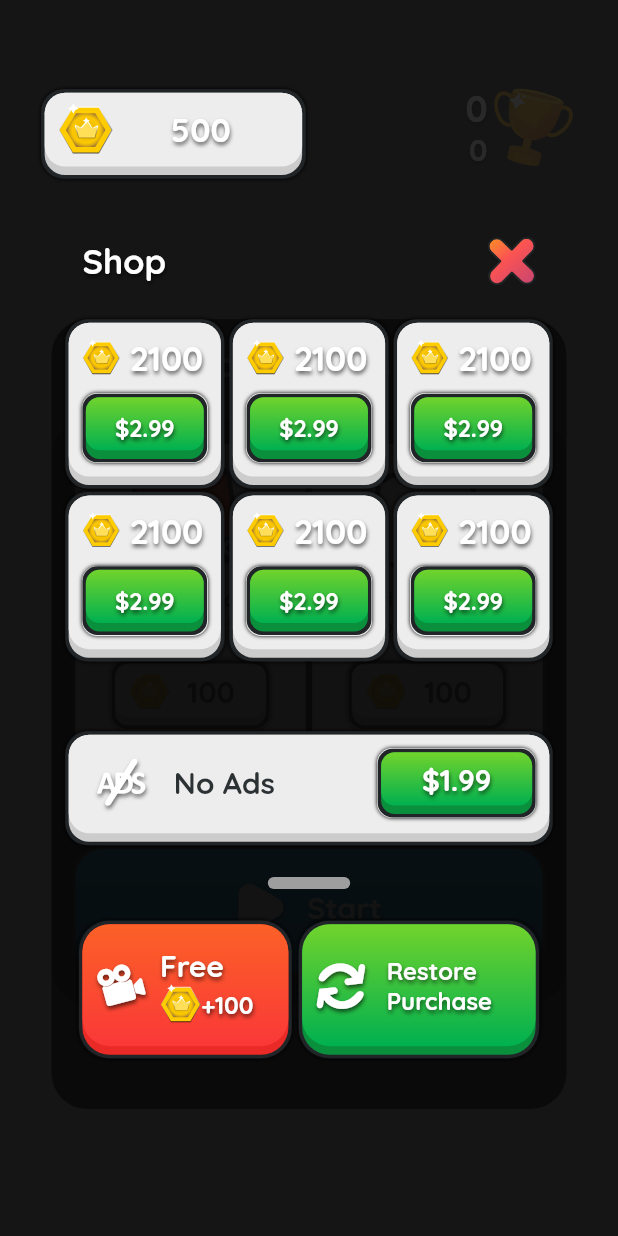
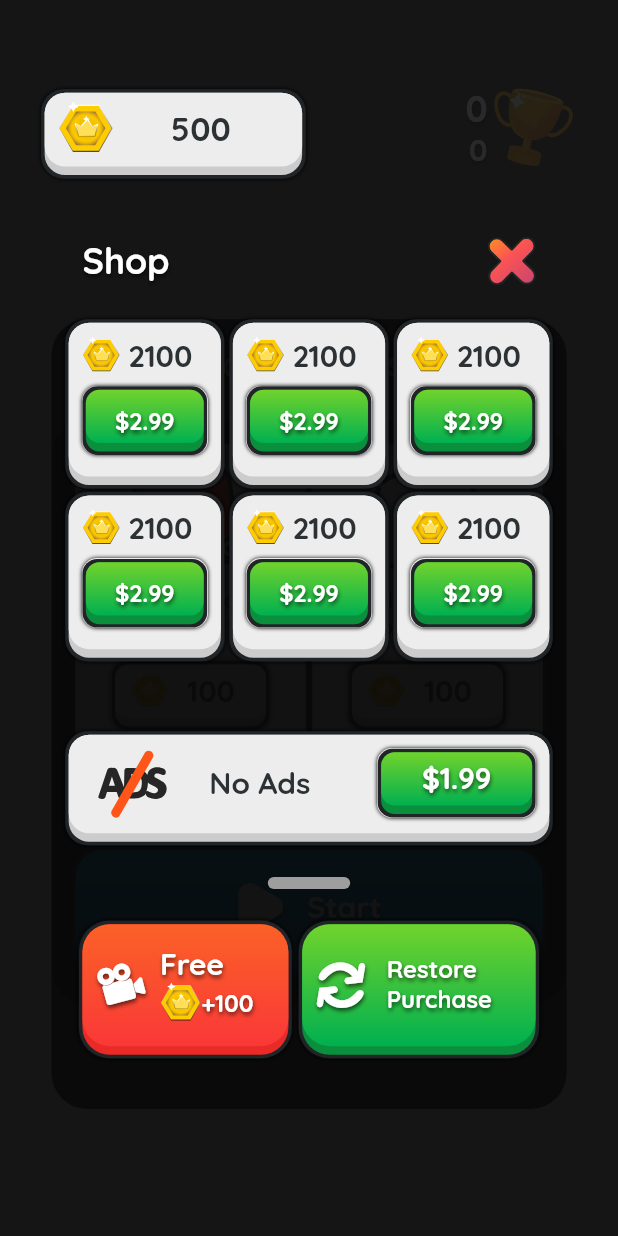
Before and after one commit to manjav/shooddice, a Flutter app: the screen it shows after launch, after a tap on "500", on a phone screen of 412 x 824 dp. Run offline on Flutter 3.47's test engine with Material 2 defaults, Android fonts, the phone set to English and light mode, and no system bars; our stand-ins replace flutter_svg, rive, shared_preferences; missing offline and left inert: flame, soundpool.

Commit message:
Organize fonts

```diff
--- a/numbers/lib/overlays/shop.dart
+++ b/numbers/lib/overlays/shop.dart
@@ -42,10 +42,10 @@ class _ShopOverlayState extends State<ShopOverlay> {
                     CustomDecoration(Themes.swatch[TColors.white]!, 12.d),
                 child: Row(children: [
                   SizedBox(width: 8.d),
-                  SVG.icon("3", theme),
-                  SizedBox(width: 16.d),
+                  SVG.show("noads", 48),
+                  SizedBox(width: 24.d),
                   Expanded(
-                      child: Text("No Ads", style: theme.textTheme.bodyText1)),
+                      child: Text("No Ads", style: theme.textTheme.bodyText2)),
                   SizedBox(
                       width: 92.d,
                       height: 40.d,
@@ -132,7 +132,7 @@ class _ShopOverlayState extends State<ShopOverlay> {
               SVG.show("coin", 22.d),
               Text(" 2100", style: theme.textTheme.bodyText2)
             ]),
-            SizedBox(height: 8.d),
+            SizedBox(height: 7.d),
             Container(
               width: 92.d,
               height: 40.d,
--- a/numbers/lib/utils/themes.dart
+++ b/numbers/lib/utils/themes.dart
@@ -49,10 +49,10 @@ class Themes {
     var textTheme = TextTheme(
         caption: TextStyle(color: Colors.yellow, fontSize: 16),
         button: _style(swatch[TColors.black]![0], 24, shadows: []),
+        bodyText1: _style(swatch[TColors.black]![0], 22, shadows: []),
+        bodyText2: _style(swatch[TColors.black]![0], 20, shadows: []),
         subtitle1: _style(swatch[TColors.black]![0], 16, shadows: []),
         subtitle2: _style(swatch[TColors.black]![0], 14, shadows: []),
-        bodyText1: _style(swatch[TColors.black]![0], 20, shadows: []),
-        bodyText2: _style(swatch[TColors.white]![3], 23),
         headline2: _style(swatch[TColors.white]![3], 36),
         headline3: _style(swatch[TColors.white]![3], 30),
         headline4: _style(swatch[TColors.white]![3], 24),
--- a/numbers/lib/widgets/buttons.dart
+++ b/numbers/lib/widgets/buttons.dart
@@ -19,7 +19,7 @@ class Buttons {
           onTap?.call();
         },
         child: Container(
-          padding: padding ?? EdgeInsets.fromLTRB(10.d, 6.d, 10.d, 10.d),
+          padding: padding ?? EdgeInsets.fromLTRB(10.d, 6.d, 10.d, 12.d),
           child: content ?? SizedBox(),
           decoration: CustomDecoration(
               colors ?? Themes.swatch[TColors.white]!, cornerRadius ?? 12.d),
--- a/numbers/lib/widgets/components.dart
+++ b/numbers/lib/widgets/components.dart
@@ -43,7 +43,7 @@ class Components {
               clickable
                   ? Text("+  ",
                       textAlign: TextAlign.center,
-                      style: theme.textTheme.bodyText1)
+                      style: theme.textTheme.button)
                   : SizedBox()
             ]),
             onTap: onTap ??
@@ -73,7 +73,7 @@ class Components {
                       Expanded(
                           child: Text("100",
                               textAlign: TextAlign.center,
-                              style: theme.textTheme.bodyText1))
+                              style: theme.textTheme.bodyText2))
                     ]),
                     onTap: () => _onStartTap(boost, "coin"),
                   )),
@@ -85,7 +85,7 @@ class Components {
                     cornerRadius: 8.d,
                     colors: Themes.swatch[TColors.orange],
                     content: Row(children: [
-                      SVG.icon("0", theme, scale: 0.8),
+                      SVG.icon("0", theme, scale: 0.7),
                       Expanded(
                           child: Text("Free",
                               textAlign: TextAlign.center,
```
Also changed, not shown: numbers/lib/overlays/all.dart (+5 -7 lines).
